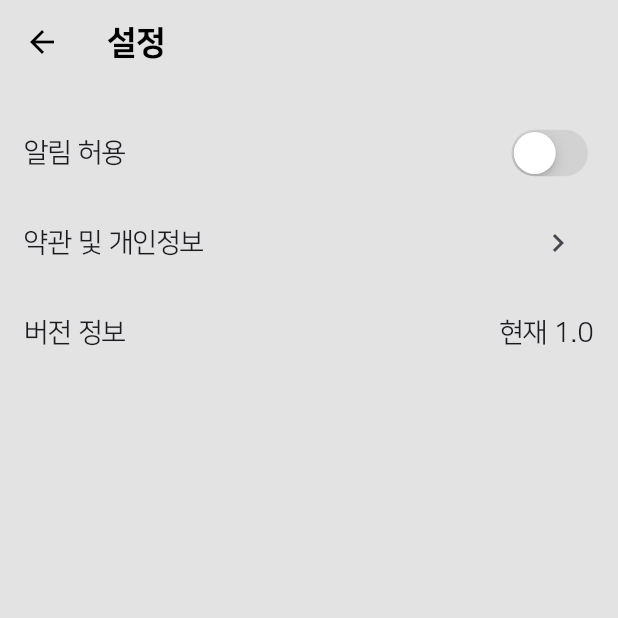
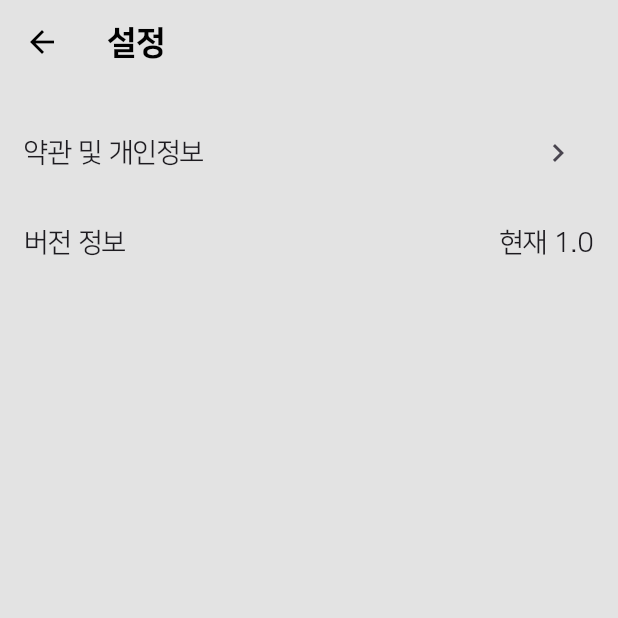
Before and after one commit to 4rNe5/quote_app, a Flutter app: the SettingsView screen opened directly, on a phone screen of 412 x 824 dp, the top half of it. Run offline on Flutter 3.47's test engine with Material 3 defaults, Android fonts, the phone set to English and light mode, and no system bars; our stand-ins replace flutter_local_notifications, swipe_cards, timezone; network calls fail.

Commit message:
DEL :: Unused Push Alarm Setting Option

```diff
--- a/lib/Screen/SettingScreen.dart
+++ b/lib/Screen/SettingScreen.dart
@@ -31,36 +31,8 @@ class _SettingsViewState extends State<SettingsView> {
                 crossAxisAlignment: CrossAxisAlignment.center,
                 children: [
                   const Text(
-                    "알림 허용",
-                    style: TextStyle(
-                        fontSize: 18,
-                        fontFamily: 'NanumSquare'
-                    ),
-                  ),
-                  CupertinoSwitch(
-                    value: _isChecked,
-                    activeColor: CupertinoColors.activeBlue,
-                    onChanged: (bool value) {
-                      setState(() {
-                        _isChecked = value;
-                      });
-                    },
-                  ),
-                ],
-              ),
-            ),
-            SizedBox(
-              height: 60,
-              child: Row(
-                mainAxisAlignment: MainAxisAlignment.spaceBetween,
-                crossAxisAlignment: CrossAxisAlignment.center,
-                children: [
-                  const Text(
                     "약관 및 개인정보",
-                    style: TextStyle(
-                        fontSize: 18,
-                        fontFamily: 'NanumSquare'
-                    ),
+                    style: TextStyle(fontSize: 18, fontFamily: 'NanumSquare'),
                   ),
                   IconButton(
                     onPressed: () {},
@@ -77,17 +49,11 @@ class _SettingsViewState extends State<SettingsView> {
                 children: [
                   Text(
                     "버전 정보",
-                    style: TextStyle(
-                        fontSize: 18,
-                        fontFamily: 'NanumSquare'
-                    ),
+                    style: TextStyle(fontSize: 18, fontFamily: 'NanumSquare'),
                   ),
                   Text(
                     "현재 1.0",
-                    style: TextStyle(
-                        fontSize: 18,
-                        fontFamily: 'NanumSquare'
-                    ),
+                    style: TextStyle(fontSize: 18, fontFamily: 'NanumSquare'),
                   )
                 ],
               ),
```
Also changed, not shown: 1 other file.
